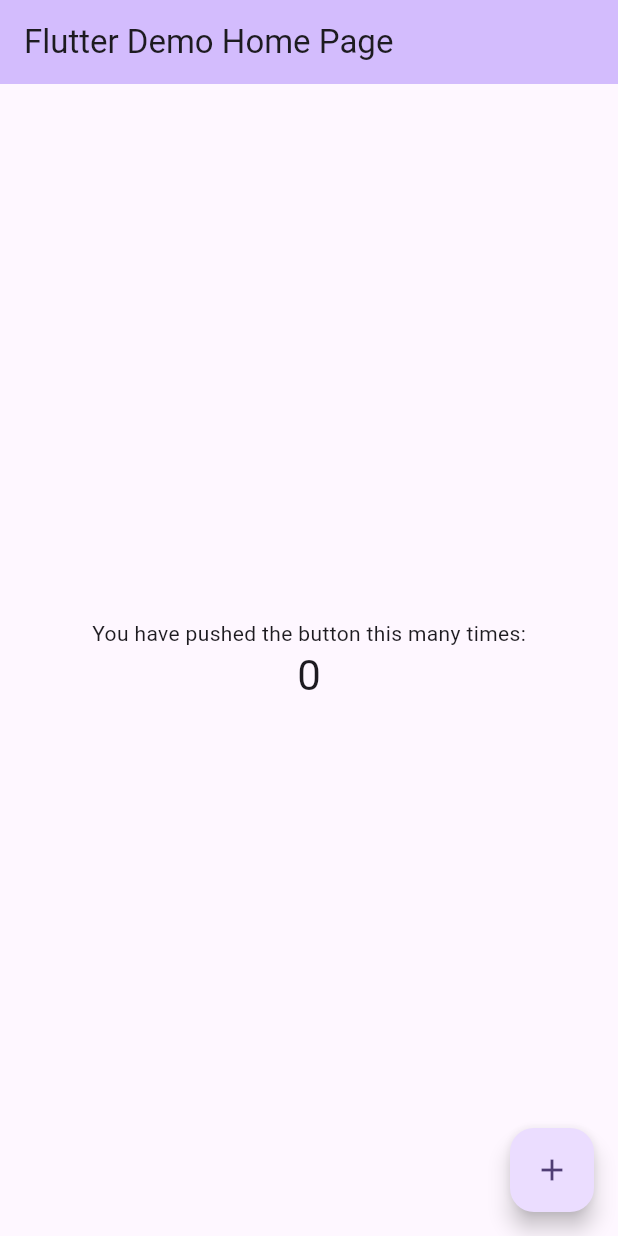
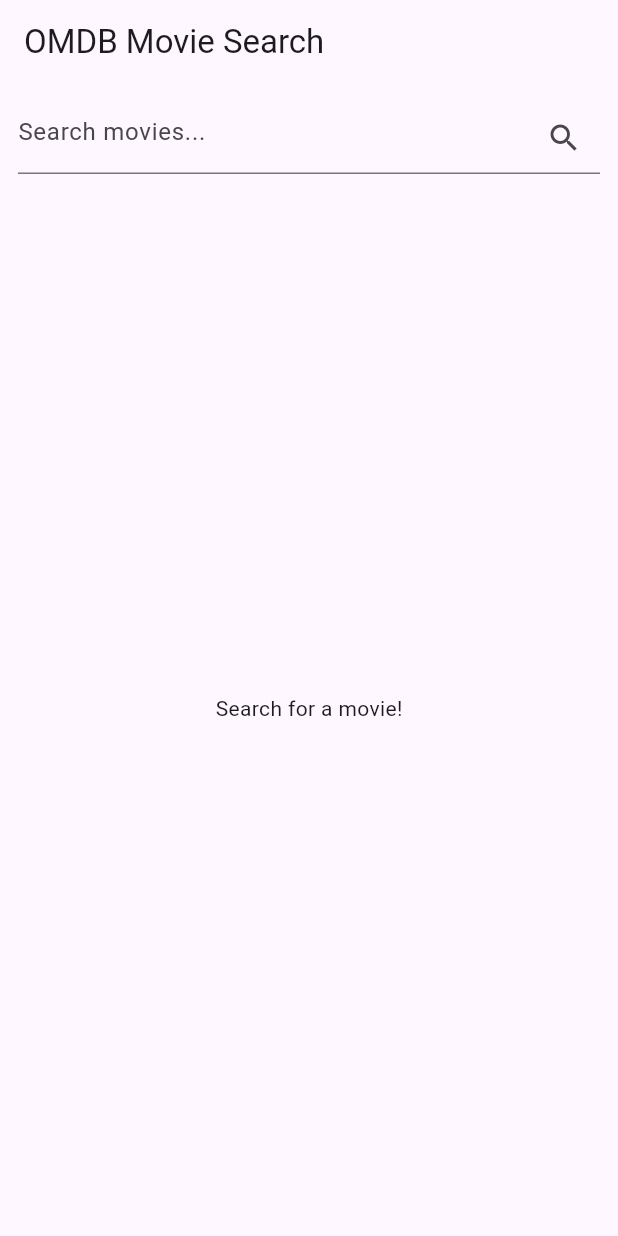
Before and after one commit to karliskalnakarklis/MovieApp, a Flutter app: the screen it shows after launch, on a phone screen of 412 x 824 dp. Run offline on Flutter 3.47's test engine with Material 3 defaults, Android fonts, the phone set to English and light mode, and no system bars; our stand-ins replace flutter_bloc.

Commit message:
Project Upload to GitHub

```diff
--- /dev/null
+++ b/lib/api/omdb_api.dart
@@ -0,0 +1,25 @@
+
+import 'dart:convert';
+import 'package:http/http.dart' as http;
+import '../models/movie.dart';
+
+class OmdbApi {
+  final String apiKey;
+  OmdbApi({required this.apiKey});
+
+  Future<List<Movie>> searchMovies(String query) async {
+    final url = Uri.parse('http://www.omdbapi.com/?apikey=$apiKey&s=$query');
+    final response = await http.get(url);
+
+    if (response.statusCode == 200) {
+      final data = json.decode(response.body);
+      if (data['Response'] == 'True') {
+        return (data['Search'] as List).map((e) => Movie.fromJson(e)).toList();
+      } else {
+        return [];
+      }
+    } else {
+      throw Exception('Failed to load movies');
+    }
+  }
+}
--- /dev/null
+++ b/lib/bloc/movie_bloc.dart
@@ -0,0 +1,21 @@
+
+import 'package:flutter_bloc/flutter_bloc.dart';
+import 'movie_event.dart';
+import 'movie_state.dart';
+import '../api/omdb_api.dart';
+
+class MovieBloc extends Bloc<MovieEvent, MovieState> {
+  final OmdbApi api;
+
+  MovieBloc({required this.api}) : super(MovieInitial()) {
+    on<SearchMovies>((event, emit) async {
+      emit(MovieLoading());
+      try {
+        final movies = await api.searchMovies(event.query);
+        emit(MovieLoaded(movies));
+      } catch (e) {
+        emit(MovieError("Something went wrong"));
+      }
+    });
+  }
+}
--- /dev/null
+++ b/lib/bloc/movie_event.dart
@@ -0,0 +1,7 @@
+
+abstract class MovieEvent {}
+
+class SearchMovies extends MovieEvent {
+  final String query;
+  SearchMovies(this.query);
+}
--- /dev/null
+++ b/lib/bloc/movie_state.dart
@@ -0,0 +1,18 @@
+
+import '../models/movie.dart';
+
+abstract class MovieState {}
+
+class MovieInitial extends MovieState {}
+
+class MovieLoading extends MovieState {}
+
+class MovieLoaded extends MovieState {
+  final List<Movie> movies;
+  MovieLoaded(this.movies);
+}
+
+class MovieError extends MovieState {
+  final String message;
+  MovieError(this.message);
+}
--- a/lib/main.dart
+++ b/lib/main.dart
@@ -1,122 +1,27 @@
 import 'package:flutter/material.dart';
+import 'package:flutter_bloc/flutter_bloc.dart';
+import 'bloc/movie_bloc.dart';
+import 'api/omdb_api.dart';
+import 'screens/movie_search_screen.dart';
 
 void main() {
-  runApp(const MyApp());
+  runApp(MyApp());
 }
 
 class MyApp extends StatelessWidget {
-  const MyApp({super.key});
+  final OmdbApi api = OmdbApi(apiKey: 'bc8ae1b8');
 
-  // This widget is the root of your application.
+  MyApp({super.key});
+
   @override
   Widget build(BuildContext context) {
     return MaterialApp(
-      title: 'Flutter Demo',
-      theme: ThemeData(
-        // This is the theme of your application.
-        //
-        // TRY THIS: Try running your application with "flutter run". You'll see
-        // the application has a purple toolbar. Then, without quitting the app,
-        // try changing the seedColor in the colorScheme below to Colors.green
-        // and then invoke "hot reload" (save your changes or press the "hot
-        // reload" button in a Flutter-supported IDE, or press "r" if you used
-        // the command line to start the app).
-        //
-        // Notice that the counter didn't reset back to zero; the application
-        // state is not lost during the reload. To reset the state, use hot
-        // restart instead.
-        //
-        // This works for code too, not just values: Most code changes can be
-        // tested with just a hot reload.
-        colorScheme: ColorScheme.fromSeed(seedColor: Colors.deepPurple),
+      title: 'OMDB Movie Search',
+      theme: ThemeData(primarySwatch: Colors.blue),
+      home: BlocProvider(
+        create: (_) => MovieBloc(api: api),
+        child: MovieSearchScreen(),
       ),
-      home: const MyHomePage(title: 'Flutter Demo Home Page'),
     );
   }
 }
-
-class MyHomePage extends StatefulWidget {
-  const MyHomePage({super.key, required this.title});
-
-  // This widget is the home page of your application. It is stateful, meaning
-  // that it has a State object (defined below) that contains fields that affect
-  // how it looks.
-
-  // This class is the configuration for the state. It holds the values (in this
-  // case the title) provided by the parent (in this case the App widget) and
-  // used by the build method of the State. Fields in a Widget subclass are
-  // always marked "final".
-
-  final String title;
-
-  @override
-  State<MyHomePage> createState() => _MyHomePageState();
-}
-
-class _MyHomePageState extends State<MyHomePage> {
-  int _counter = 0;
-
-  void _incrementCounter() {
-    setState(() {
-      // This call to setState tells the Flutter framework that something has
-      // changed in this State, which causes it to rerun the build method below
-      // so that the display can reflect the updated values. If we changed
-      // _counter without calling setState(), then the build method would not be
-      // called again, and so nothing would appear to happen.
-      _counter++;
-    });
-  }
-
-  @override
-  Widget build(BuildContext context) {
-    // This method is rerun every time setState is called, for instance as done
-    // by the _incrementCounter method above.
-    //
-    // The Flutter framework has been optimized to make rerunning build methods
-    // fast, so that you can just rebuild anything that needs updating rather
-    // than having to individually change instances of widgets.
-    return Scaffold(
-      appBar: AppBar(
-        // TRY THIS: Try changing the color here to a specific color (to
-        // Colors.amber, perhaps?) and trigger a hot reload to see the AppBar
-        // change color while the other colors stay the same.
-        backgroundColor: Theme.of(context).colorScheme.inversePrimary,
-        // Here we take the value from the MyHomePage object that was created by
-        // the App.build method, and use it to set our appbar title.
-        title: Text(widget.title),
-      ),
-      body: Center(
-        // Center is a layout widget. It takes a single child and positions it
-        // in the middle of the parent.
-        child: Column(
-          // Column is also a layout widget. It takes a list of children and
-          // arranges them vertically. By default, it sizes itself to fit its
-          // children horizontally, and tries to be as tall as its parent.
-          //
-          // Column has various properties to control how it sizes itself and
-          // how it positions its children. Here we use mainAxisAlignment to
-          // center the children vertically; the main axis here is the vertical
-          // axis because Columns are vertical (the cross axis would be
-          // horizontal).
-          //
-          // TRY THIS: Invoke "debug painting" (choose the "Toggle Debug Paint"
-          // action in the IDE, or press "p" in the console), to see the
-          // wireframe for each widget.
-          mainAxisAlignment: MainAxisAlignment.center,
-          children: <Widget>[
-            const Text('You have pushed the button this many times:'),
-            Text(
-              '$_counter',
-              style: Theme.of(context).textTheme.headlineMedium,
-            ),
-          ],
-        ),
-      ),
-      floatingActionButton: FloatingActionButton(
-        onPressed: _incrementCounter,
-        tooltip: 'Increment',
-        child: const Icon(Icons.add),
-      ), // This trailing comma makes auto-formatting nicer for build methods.
-    );
-  }
-}
--- /dev/null
+++ b/lib/models/movie.dart
@@ -0,0 +1,18 @@
+
+class Movie {
+  final String title;
+  final String year;
+  final String imdbID;
+  final String poster;
+
+  Movie({required this.title, required this.year, required this.imdbID, required this.poster});
+
+  factory Movie.fromJson(Map<String, dynamic> json) {
+    return Movie(
+      title: json['Title'],
+      year: json['Year'],
+      imdbID: json['imdbID'],
+      poster: json['Poster'],
+    );
+  }
+}
--- /dev/null
+++ b/lib/screens/movie_detail_screen.dart
@@ -0,0 +1,29 @@
+
+import 'package:flutter/material.dart';
+import '../models/movie.dart';
+
+class MovieDetailScreen extends StatelessWidget {
+  final Movie movie;
+
+  const MovieDetailScreen({super.key, required this.movie});
+
+  @override
+  Widget build(BuildContext context) {
+    return Scaffold(
+      appBar: AppBar(title: Text(movie.title)),
+      body: Padding(
+        padding: const EdgeInsets.all(16.0),
+        child: Column(
+          children: [
+            movie.poster != 'N/A'
+                ? Image.network(movie.poster, height: 300)
+                : Container(height: 300, color: Colors.grey),
+            SizedBox(height: 20),
+            Text(movie.title, style: TextStyle(fontSize: 24, fontWeight: FontWeight.bold)),
+            Text('Year: ${movie.year}'),
+          ],
+        ),
+      ),
+    );
+  }
+}
--- /dev/null
+++ b/lib/screens/movie_search_screen.dart
@@ -0,0 +1,70 @@
+
+import 'package:flutter/material.dart';
+import 'package:flutter_bloc/flutter_bloc.dart';
+import '../bloc/movie_bloc.dart';
+import '../bloc/movie_event.dart';
+import '../bloc/movie_state.dart';
+import '../widgets/movie_list_item.dart';
+import 'movie_detail_screen.dart';
+
+class MovieSearchScreen extends StatelessWidget {
+  final TextEditingController controller = TextEditingController();
+
+  MovieSearchScreen({super.key});
+
+  @override
+  Widget build(BuildContext context) {
+    return Scaffold(
+      appBar: AppBar(title: Text('OMDB Movie Search')),
+      body: Padding(
+        padding: const EdgeInsets.all(12.0),
+        child: Column(
+          children: [
+            TextField(
+              controller: controller,
+              decoration: InputDecoration(
+                hintText: 'Search movies...',
+                suffixIcon: IconButton(
+                  icon: Icon(Icons.search),
+                  onPressed: () {
+                    context.read<MovieBloc>().add(SearchMovies(controller.text));
+                  },
+                ),
+              ),
+            ),
+            SizedBox(height: 16),
+            Expanded(
+              child: BlocBuilder<MovieBloc, MovieState>(
+                builder: (context, state) {
+                  if (state is MovieLoading) {
+                    return Center(child: CircularProgressIndicator());
+                  } else if (state is MovieLoaded) {
+                    return ListView.builder(
+                      itemCount: state.movies.length,
+                      itemBuilder: (context, index) {
+                        return MovieListItem(
+                          movie: state.movies[index],
+                          onTap: () {
+                            Navigator.push(
+                              context,
+                              MaterialPageRoute(
+                                builder: (_) => MovieDetailScreen(movie: state.movies[index]),
+                              ),
+                            );
+                          },
+                        );
+                      },
+                    );
+                  } else if (state is MovieError) {
+                    return Center(child: Text(state.message));
+                  }
+                  return Center(child: Text('Search for a movie!'));
+                },
+              ),
+            ),
+          ],
+        ),
+      ),
+    );
+  }
+}
--- /dev/null
+++ b/lib/widgets/movie_list_item.dart
@@ -0,0 +1,22 @@
+
+import 'package:flutter/material.dart';
+import '../models/movie.dart';
+
+class MovieListItem extends StatelessWidget {
+  final Movie movie;
+  final VoidCallback onTap;
+
+  const MovieListItem({super.key, required this.movie, required this.onTap});
+
+  @override
+  Widget build(BuildContext context) {
+    return ListTile(
+      leading: movie.poster != 'N/A'
+          ? Image.network(movie.poster, width: 50)
+          : Icon(Icons.movie),
+      title: Text(movie.title),
+      subtitle: Text(movie.year),
+      onTap: onTap,
+    );
+  }
+}
```
Also changed, not shown: pubspec.yaml (+8 -9 lines), pubspec.lock.
